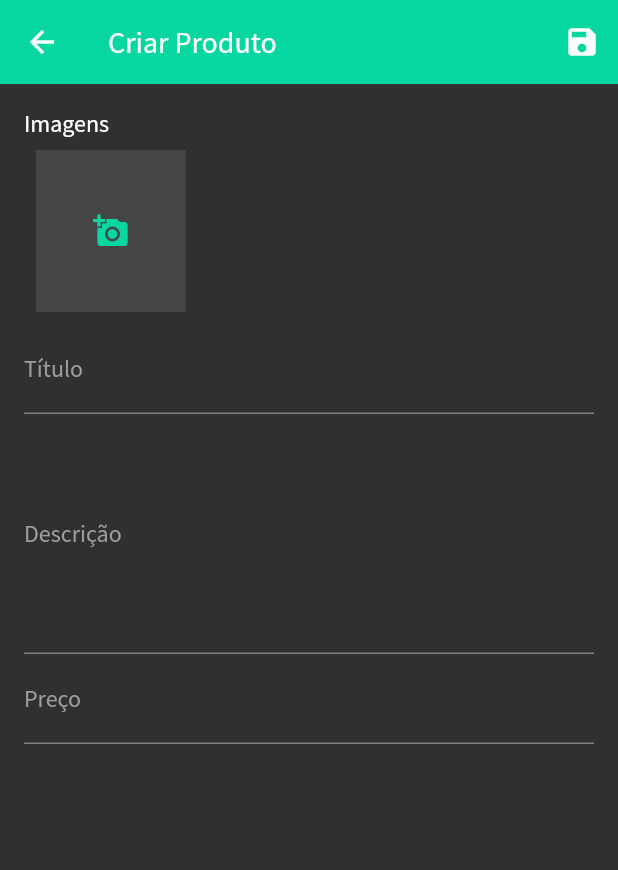
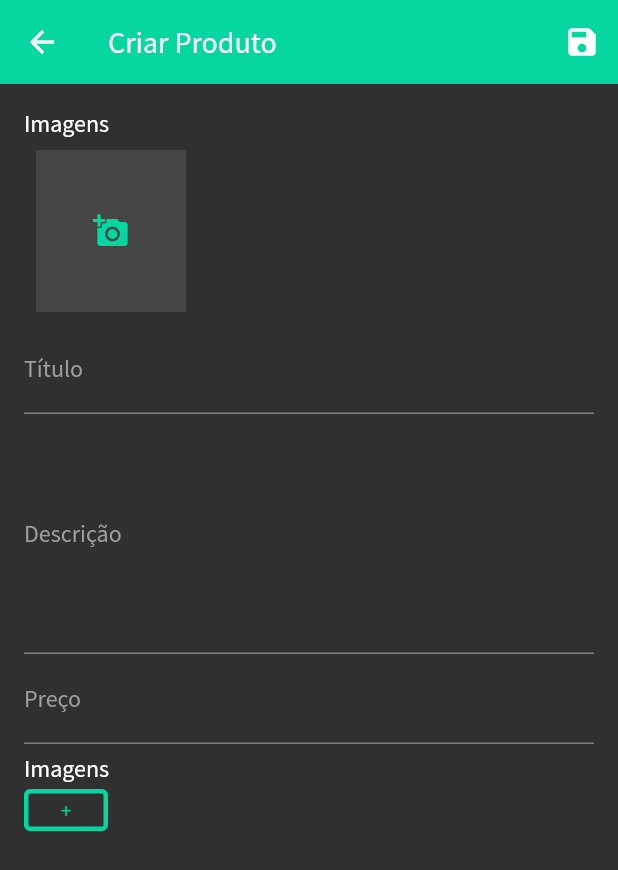
Before and after one commit to felipecastrosales/virtual-store-manager, a Flutter app: the ProductScreen screen opened directly, on a phone screen of 412 x 824 dp. Shown: the top 870 px of the screen. Run offline on Flutter 3.47's test engine with Material 2 defaults, Android fonts, the phone set to English and light mode, and no system bars; our stand-ins replace cloud_firestore, firebase_auth, firebase_storage, flutter_speed_dial, image_cropper, image_picker and 2 more; missing offline and left inert: bloc_pattern; accounts and stored records are empty.

Commit message:
creating the sizes widget

```diff
--- a/lib/blocs/product_bloc.dart
+++ b/lib/blocs/product_bloc.dart
@@ -49,6 +49,10 @@ class ProductBloc extends BlocBase {
 
   void savePrice(String price) {
     unsavedData['price'] = double.parse(price);
+  }
+
+    void saveSize(String size) {
+    unsavedData['size'] = size;
   }
 
   // ignore: missing_return
--- a/lib/screens/product_screen.dart
+++ b/lib/screens/product_screen.dart
@@ -3,6 +3,7 @@ import 'package:flutter/material.dart';
 import '../blocs/product_bloc.dart';
 import '../validators/product_validator.dart';
 import '../widgets/images_widget.dart';
+import '../widgets/product_sizes.dart';
 
 class ProductScreen extends StatefulWidget {
   final String categoryId;
@@ -125,6 +126,18 @@ class _ProductScreenState extends State<ProductScreen> with ProductValidator {
                         onSaved: _productBloc.savePrice,
                         validator: validatePrice,
                       ),
+                      SizedBox(height: 6),
+                      Text('Imagens', style: _fieldStyle),
+                      ProductSizes(
+                        initialValue: snapshot.data['sizes'],
+                        onSaved: (sizeValue){
+
+                        },
+                        // ignore: missing_return
+                        validator: (sizeValue){
+
+                        },
+                      ),
                     ],
                   );
                 }
--- /dev/null
+++ b/lib/widgets/product_sizes.dart
@@ -0,0 +1,64 @@
+import 'package:flutter/material.dart';
+
+class ProductSizes extends FormField<List> {
+  ProductSizes({
+    List initialValue,
+    FormFieldSetter<List> onSaved,
+    FormFieldValidator<List> validator,
+  }) : super(
+    initialValue: initialValue,
+    onSaved: onSaved,
+    validator: validator,
+    builder: (state) => SizedBox(
+      height: 36,
+      child: GridView(
+        padding: EdgeInsets.symmetric(vertical: 4),
+        scrollDirection: Axis.horizontal,
+        gridDelegate: SliverGridDelegateWithFixedCrossAxisCount(
+          crossAxisCount: 1,
+          mainAxisSpacing: 8,
+          childAspectRatio: 0.5,
+        ),
+        children: state.value.map((sizeValue) {
+          return GestureDetector(
+            onLongPress: () {
+              state.didChange(state.value..remove(sizeValue));
+            },
+            child: Container(
+              alignment: Alignment.center,
+              decoration: BoxDecoration(
+                borderRadius: BorderRadius.all(Radius.circular(4)),
+                border: Border.all(
+                  color: const Color(0xFF06d6a0),
+                  width: 3,
+                )
+              ),
+              child: Text(
+                sizeValue,
+                style: TextStyle(color: const Color(0xFF06d6a0)),
+              ),
+            ),
+          );
+        }).toList()..add(
+          GestureDetector(
+            onTap: (){
+
+            },
+            child: Container(
+              alignment: Alignment.center,
+              decoration: BoxDecoration(
+                borderRadius: BorderRadius.all(Radius.circular(4)),
+                border: Border.all(
+                  color: const Color(0xFF06d6a0),
+                  width: 3,
+                )
+              ),
+              child: Text('+', style: TextStyle(color: const Color(0xFF06d6a0)),
+              ),
+            ),
+          ),
+        ),
+      ),
+    ),
+  );
+}
```
